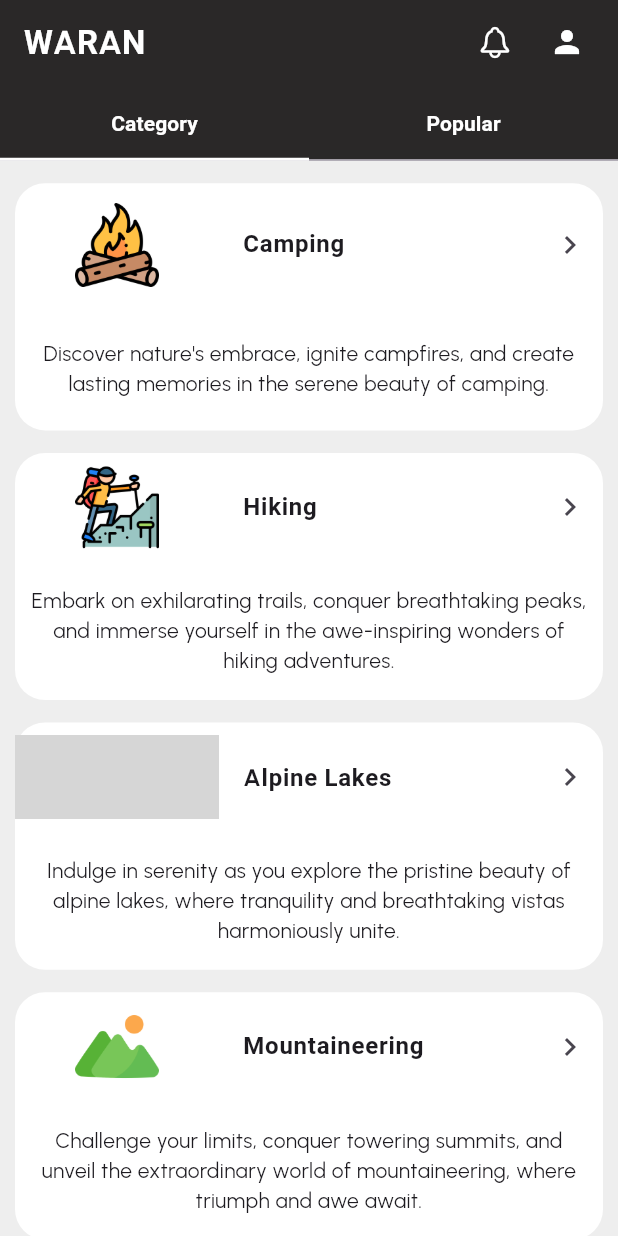
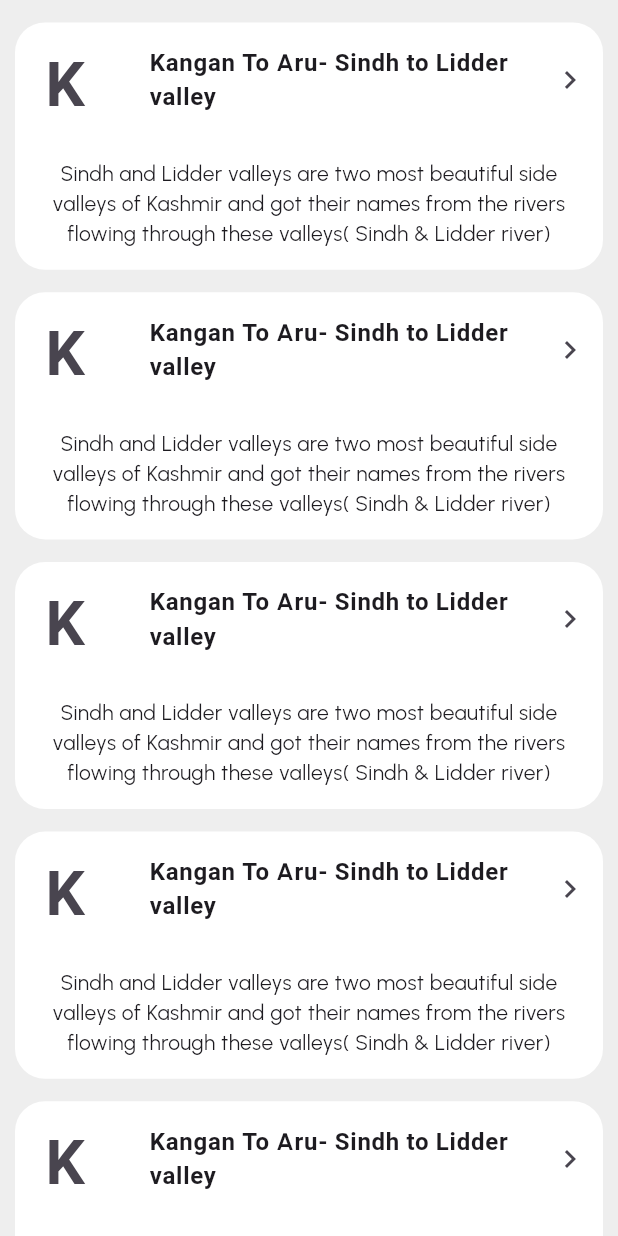
Before and after one commit to tavkeer/Waran, a Flutter app: the screen it shows after launch, on a phone screen of 412 x 824 dp. Run offline on Flutter 3.47's test engine with Material 2 defaults, Android fonts, the phone set to English and light mode, and no system bars; our stand-ins replace get, google_fonts; Roboto replaces fonts that are missing (Ubuntu); grey boxes are pictures that could not be loaded.

Commit message:
category page done but with dummy data

```diff
--- a/lib/main.dart
+++ b/lib/main.dart
@@ -1,3 +1,5 @@
+import 'package:waran/widgets/categorylist_page.dart';
+
 import 'screens.dart';
 
 void main() {
@@ -23,7 +25,7 @@ class MyApp extends StatelessWidget {
         scaffoldBackgroundColor: Colors.grey[200],
       ),
       debugShowCheckedModeBanner: false,
-      home: const HomePage(),
+      home: const CategoryListPage(),
     );
   }
 }
--- /dev/null
+++ b/lib/models/hikinglist_model.dart
@@ -0,0 +1,71 @@
+class HikingDataModel {
+  final String imagePath;
+  final String shortdesc;
+  final String text;
+  final String desc;
+  HikingDataModel({
+    required this.imagePath,
+    required this.shortdesc,
+    required this.text,
+    required this.desc,
+  });
+
+  static List<HikingDataModel> data = [
+    HikingDataModel(
+      imagePath: 'assets/campingIcon.png',
+      shortdesc:
+          "Sindh and Lidder valleys are two most beautiful side valleys of Kashmir and got their names from the rivers flowing through these valleys( Sindh & Lidder river)",
+      text: "Kangan To Aru- Sindh to Lidder valley",
+      desc:
+          'Sindh and Lidder valleys are two most beautiful side valleys of Kashmir and got their names from the rivers flowing through these valleys( Sindh & Lidder river) Sindh valley is long, narrow opening up in North Western side of the Vale of Kashmir while the Lidder valley opens into the North Eastern corner of the valley. These valleys are separated by a long mountain range that runs from East to West forming the southern side of Sindh valley. The end of this range forms the line of mountains behind the Shalimar garden, throwing spurs from other branches form successively the half circles that enclose Dal lake, Khonmoh & valley of Tral. Sanamūs pass is one of the passes that connects these two valleys. The route is also popular for exploring Tarsar and Marsar lakes.',
+    ),
+    HikingDataModel(
+      imagePath: 'assets/campingIcon.png',
+      shortdesc:
+          "Sindh and Lidder valleys are two most beautiful side valleys of Kashmir and got their names from the rivers flowing through these valleys( Sindh & Lidder river)",
+      text: "Kangan To Aru- Sindh to Lidder valley",
+      desc:
+          'Sindh and Lidder valleys are two most beautiful side valleys of Kashmir and got their names from the rivers flowing through these valleys( Sindh & Lidder river) Sindh valley is long, narrow opening up in North Western side of the Vale of Kashmir while the Lidder valley opens into the North Eastern corner of the valley. These valleys are separated by a long mountain range that runs from East to West forming the southern side of Sindh valley. The end of this range forms the line of mountains behind the Shalimar garden, throwing spurs from other branches form successively the half circles that enclose Dal lake, Khonmoh & valley of Tral. Sanamūs pass is one of the passes that connects these two valleys. The route is also popular for exploring Tarsar and Marsar lakes.',
+    ),
+    HikingDataModel(
+      imagePath: 'assets/campingIcon.png',
+      shortdesc:
+          "Sindh and Lidder valleys are two most beautiful side valleys of Kashmir and got their names from the rivers flowing through these valleys( Sindh & Lidder river)",
+      text: "Kangan To Aru- Sindh to Lidder valley",
+      desc:
+          'Sindh and Lidder valleys are two most beautiful side valleys of Kashmir and got their names from the rivers flowing through these valleys( Sindh & Lidder river) Sindh valley is long, narrow opening up in North Western side of the Vale of Kashmir while the Lidder valley opens into the North Eastern corner of the valley. These valleys are separated by a long mountain range that runs from East to West forming the southern side of Sindh valley. The end of this range forms the line of mountains behind the Shalimar garden, throwing spurs from other branches form successively the half circles that enclose Dal lake, Khonmoh & valley of Tral. Sanamūs pass is one of the passes that connects these two valleys. The route is also popular for exploring Tarsar and Marsar lakes.',
+    ),
+    HikingDataModel(
+      imagePath: 'assets/campingIcon.png',
+      shortdesc:
+          "Sindh and Lidder valleys are two most beautiful side valleys of Kashmir and got their names from the rivers flowing through these valleys( Sindh & Lidder river)",
+      text: "Kangan To Aru- Sindh to Lidder valley",
+      desc:
+          'Sindh and Lidder valleys are two most beautiful side valleys of Kashmir and got their names from the rivers flowing through these valleys( Sindh & Lidder river) Sindh valley is long, narrow opening up in North Western side of the Vale of Kashmir while the Lidder valley opens into the North Eastern corner of the valley. These valleys are separated by a long mountain range that runs from East to West forming the southern side of Sindh valley. The end of this range forms the line of mountains behind the Shalimar garden, throwing spurs from other branches form successively the half circles that enclose Dal lake, Khonmoh & valley of Tral. Sanamūs pass is one of the passes that connects these two valleys. The route is also popular for exploring Tarsar and Marsar lakes.',
+    ),
+    HikingDataModel(
+      imagePath: 'assets/campingIcon.png',
+      shortdesc:
+          "Sindh and Lidder valleys are two most beautiful side valleys of Kashmir and got their names from the rivers flowing through these valleys( Sindh & Lidder river)",
+      text: "Kangan To Aru- Sindh to Lidder valley",
+      desc:
+          'Sindh and Lidder valleys are two most beautiful side valleys of Kashmir and got their names from the rivers flowing through these valleys( Sindh & Lidder river) Sindh valley is long, narrow opening up in North Western side of the Vale of Kashmir while the Lidder valley opens into the North Eastern corner of the valley. These valleys are separated by a long mountain range that runs from East to West forming the southern side of Sindh valley. The end of this range forms the line of mountains behind the Shalimar garden, throwing spurs from other branches form successively the half circles that enclose Dal lake, Khonmoh & valley of Tral. Sanamūs pass is one of the passes that connects these two valleys. The route is also popular for exploring Tarsar and Marsar lakes.',
+    ),
+    HikingDataModel(
+      imagePath: 'assets/campingIcon.png',
+      shortdesc:
+          "Sindh and Lidder valleys are two most beautiful side valleys of Kashmir and got their names from the rivers flowing through these valleys( Sindh & Lidder river)",
+      text: "Kangan To Aru- Sindh to Lidder valley",
+      desc:
+          'Sindh and Lidder valleys are two most beautiful side valleys of Kashmir and got their names from the rivers flowing through these valleys( Sindh & Lidder river) Sindh valley is long, narrow opening up in North Western side of the Vale of Kashmir while the Lidder valley opens into the North Eastern corner of the valley. These valleys are separated by a long mountain range that runs from East to West forming the southern side of Sindh valley. The end of this range forms the line of mountains behind the Shalimar garden, throwing spurs from other branches form successively the half circles that enclose Dal lake, Khonmoh & valley of Tral. Sanamūs pass is one of the passes that connects these two valleys. The route is also popular for exploring Tarsar and Marsar lakes.',
+    ),
+    HikingDataModel(
+      imagePath: 'assets/campingIcon.png',
+      shortdesc:
+          "Sindh and Lidder valleys are two most beautiful side valleys of Kashmir and got their names from the rivers flowing through these valleys( Sindh & Lidder river)",
+      text: "Kangan To Aru- Sindh to Lidder valley",
+      desc:
+          'Sindh and Lidder valleys are two most beautiful side valleys of Kashmir and got their names from the rivers flowing through these valleys( Sindh & Lidder river) Sindh valley is long, narrow opening up in North Western side of the Vale of Kashmir while the Lidder valley opens into the North Eastern corner of the valley. These valleys are separated by a long mountain range that runs from East to West forming the southern side of Sindh valley. The end of this range forms the line of mountains behind the Shalimar garden, throwing spurs from other branches form successively the half circles that enclose Dal lake, Khonmoh & valley of Tral. Sanamūs pass is one of the passes that connects these two valleys. The route is also popular for exploring Tarsar and Marsar lakes.',
+    ),
+  ];
+}
--- /dev/null
+++ b/lib/presentation/alpinelakes_page/alpinelakes_page.dart
@@ -0,0 +1,16 @@
+import 'package:waran/screens.dart';
+
+class AlpineLakesPage extends StatelessWidget {
+  const AlpineLakesPage({super.key});
+
+  @override
+  Widget build(BuildContext context) {
+    return const Scaffold(
+      body: Center(
+        child: Text(
+          "AlpineLakesPage",
+        ),
+      ),
+    );
+  }
+}
--- /dev/null
+++ b/lib/presentation/camping_page/camping_page.dart
@@ -0,0 +1,16 @@
+import 'package:waran/screens.dart';
+
+class CampingPage extends StatelessWidget {
+  const CampingPage({super.key});
+
+  @override
+  Widget build(BuildContext context) {
+    return const Scaffold(
+      body: Center(
+        child: Text(
+          "CampingPage",
+        ),
+      ),
+    );
+  }
+}
--- /dev/null
+++ b/lib/presentation/hiking_page/hiking_page.dart
@@ -0,0 +1,16 @@
+import 'package:waran/screens.dart';
+
+class HikingPage extends StatelessWidget {
+  const HikingPage({super.key});
+
+  @override
+  Widget build(BuildContext context) {
+    return const Scaffold(
+      body: Center(
+        child: Text(
+          "HikingPage",
+        ),
+      ),
+    );
+  }
+}
--- /dev/null
+++ b/lib/presentation/mountaineering_page/mountaineering_page.dart
@@ -0,0 +1,16 @@
+import 'package:waran/screens.dart';
+
+class MountaineeringPage extends StatelessWidget {
+  const MountaineeringPage({super.key});
+
+  @override
+  Widget build(BuildContext context) {
+    return const Scaffold(
+      body: Center(
+        child: Text(
+          "MountaineeringPage",
+        ),
+      ),
+    );
+  }
+}
--- /dev/null
+++ b/lib/presentation/mountainpeaks_page/mountainpeaks_page.dart
@@ -0,0 +1,16 @@
+import 'package:waran/screens.dart';
+
+class MounainPeaksPage extends StatelessWidget {
+  const MounainPeaksPage({super.key});
+
+  @override
+  Widget build(BuildContext context) {
+    return const Scaffold(
+      body: Center(
+        child: Text(
+          "MountainPeaksPage",
+        ),
+      ),
+    );
+  }
+}
--- /dev/null
+++ b/lib/presentation/profile-page/profile_page.dart
@@ -0,0 +1,16 @@
+import 'package:waran/screens.dart';
+
+class ProfilePage extends StatelessWidget {
+  const ProfilePage({super.key});
+
+  @override
+  Widget build(BuildContext context) {
+    return const Scaffold(
+      body: Center(
+        child: Text(
+          "ProfilePage",
+        ),
+      ),
+    );
+  }
+}
--- /dev/null
+++ b/lib/widgets/categorylist_page.dart
@@ -0,0 +1,46 @@
+import 'package:waran/screens.dart';
+
+class CategoryListPage extends StatelessWidget {
+  const CategoryListPage({
+    Key? key,
+  }) : super(key: key);
+
+  @override
+  Widget build(BuildContext context) {
+    //height of the device
+    final double height = MediaQuery.of(context).size.height;
+
+    //width of the device
+    final double width = MediaQuery.of(context).size.width;
+
+    //
+    //      Also i need to add a search feature in this page for convinence
+    //
+    //
+
+    //
+
+    //
+
+    //
+    //remember to get the data or model from previous class
+    final List<HikingDataModel> data = HikingDataModel.data;
+    debugPrint("height: $height\nwidth:$width");
+
+    return Scaffold(
+      body: SafeArea(
+        child: Padding(
+          padding: const EdgeInsets.symmetric(horizontal: 10),
+          child: ListView.builder(
+            itemCount: data.length,
+            itemBuilder: (context, index) {
+              return CategoryListPageItem(
+                data: data[index],
+              );
+            },
+          ),
+        ),
+      ),
+    );
+  }
+}
--- /dev/null
+++ b/lib/widgets/categorylist_pageitem.dart
@@ -0,0 +1,72 @@
+import 'package:waran/screens.dart';
+
+class CategoryListPageItem extends StatelessWidget {
+  const CategoryListPageItem({
+    Key? key,
+    required this.data,
+  }) : super(key: key);
+
+  final dynamic data;
+
+  @override
+  Widget build(BuildContext context) {
+    //height of the device
+    final double height = MediaQuery.of(context).size.height;
+
+    //width of the device
+    final double width = MediaQuery.of(context).size.width;
+
+    return Container(
+      width: width,
+      height: height * 0.2,
+      margin: const EdgeInsets.only(top: 15),
+      decoration: BoxDecoration(
+        color: Colors.white,
+        borderRadius: BorderRadius.circular(20),
+      ),
+      child: InkWell(
+        onTap: () {},
+        child: Column(
+          mainAxisAlignment: MainAxisAlignment.spaceAround,
+          crossAxisAlignment: CrossAxisAlignment.center,
+          children: [
+            ListTile(
+              contentPadding: const EdgeInsets.only(left: 20),
+              leading: SizedBox(
+                height: width * 0.13,
+                width: width * 0.13,
+                child: Text(
+                  data.text.substring(0, 1),
+                  style: TextStyle(
+                    fontSize: width * 0.1,
+                    fontWeight: FontWeight.bold,
+                  ),
+                ),
+              ),
+              title: Text(
+                data.text,
+                style: const TextStyle(
+                  fontWeight: FontWeight.bold,
+                ),
+              ),
+              trailing: const Padding(
+                padding: EdgeInsets.only(right: 10),
+                child: Icon(Icons.keyboard_arrow_right_sharp),
+              ),
+            ),
+            Padding(
+              padding: const EdgeInsets.all(8.0),
+              child: Text(
+                data.shortdesc,
+                textAlign: TextAlign.center,
+                style: TextStyle(
+                  fontFamily: GoogleFonts.urbanist().fontFamily,
+                ),
+              ),
+            ),
+          ],
+        ),
+      ),
+    );
+  }
+}
```
